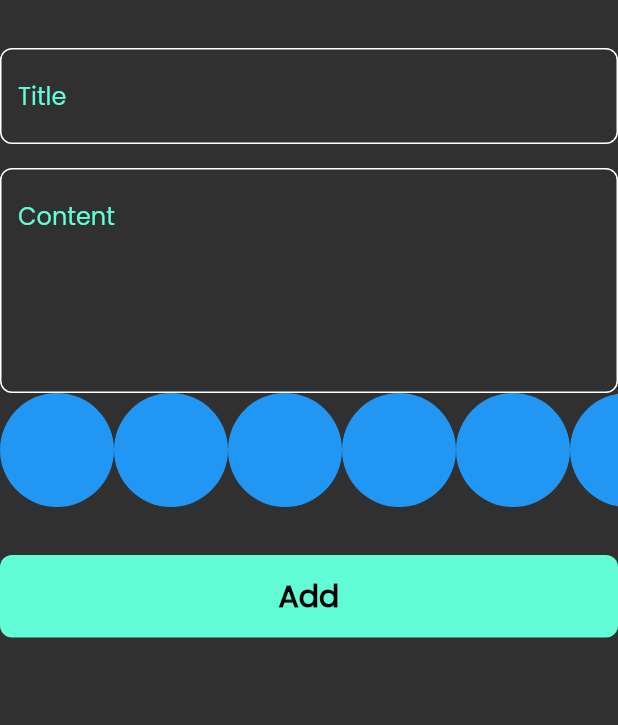
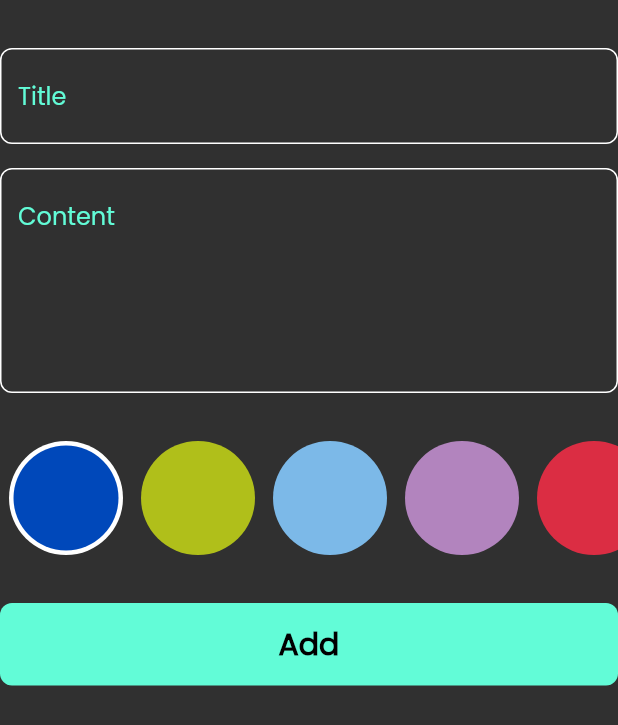
Before and after one commit to Ahmed-miska/notes_app, a Flutter app: the AddNoteForm widget shown alone on an empty page, opened directly, on a phone screen of 412 x 824 dp. Shown: the top 725 px of the screen. Run offline on Flutter 3.47's test engine with Material 2 defaults, Android fonts, the phone set to English and light mode, and no system bars; our stand-ins replace bloc, flutter_bloc, font_awesome_flutter, hive, hive_flutter, modal_progress_hud_nsn; accounts and stored records are empty.

Commit message:
colors list view part 2

```diff
--- a/lib/views/widgets/add_note_form.dart
+++ b/lib/views/widgets/add_note_form.dart
@@ -48,6 +48,9 @@ class _AddNoteFormState extends State<AddNoteForm> {
             hint: 'Content',
             maxline: 5,
           ),
+          SizedBox(
+            height: 32,
+          ),
           ColorsListView(),
           SizedBox(
             height: 32,
--- a/lib/views/widgets/colors_list_view.dart
+++ b/lib/views/widgets/colors_list_view.dart
@@ -2,29 +2,65 @@ import 'package:flutter/cupertino.dart';
 import 'package:flutter/material.dart';
 
 class ColorItem extends StatelessWidget {
-  const ColorItem({Key? key}) : super(key: key);
-
+  const ColorItem({Key? key, required this.isActive, required this.color}) : super(key: key);
+  final bool isActive;
+  final Color color;
   @override
   Widget build(BuildContext context) {
-    return CircleAvatar(
-      backgroundColor: Colors.blue,
-      radius: 38,
-    );
+    return isActive
+        ? CircleAvatar(
+            backgroundColor: Colors.white,
+            radius: 38,
+            child: CircleAvatar(
+              backgroundColor: color,
+              radius: 35,
+            ),
+          )
+        : CircleAvatar(
+            backgroundColor: color,
+            radius: 38,
+          );
   }
 }
 
-class ColorsListView extends StatelessWidget {
+class ColorsListView extends StatefulWidget {
   const ColorsListView({Key? key}) : super(key: key);
 
+  @override
+  State<ColorsListView> createState() => _ColorsListViewState();
+}
+
+class _ColorsListViewState extends State<ColorsListView> {
+  int currentIndex = 0;
+  List<Color> colors = [
+    Color(0xff0048BA),
+    Color(0xffB0BF1A),
+    Color(0xff7CB9E8),
+    Color(0xffB284BE),
+    Color(0xffDB2D43),
+    Color(0xffC46210),
+  ];
   @override
   Widget build(BuildContext context) {
     return SizedBox(
       height: 38 * 2,
       child: ListView.builder(
-          itemCount: 10,
+          itemCount: colors.length,
           scrollDirection: Axis.horizontal,
           itemBuilder: (context, index) {
-            return ColorItem();
+            return Padding(
+              padding: EdgeInsets.symmetric(horizontal: 6),
+              child: GestureDetector(
+                onTap: () {
+                  currentIndex = index;
+                  setState(() {});
+                },
+                child: ColorItem(
+                  color: colors[index],
+                  isActive: currentIndex == index,
+                ),
+              ),
+            );
           }),
     );
   }
```
